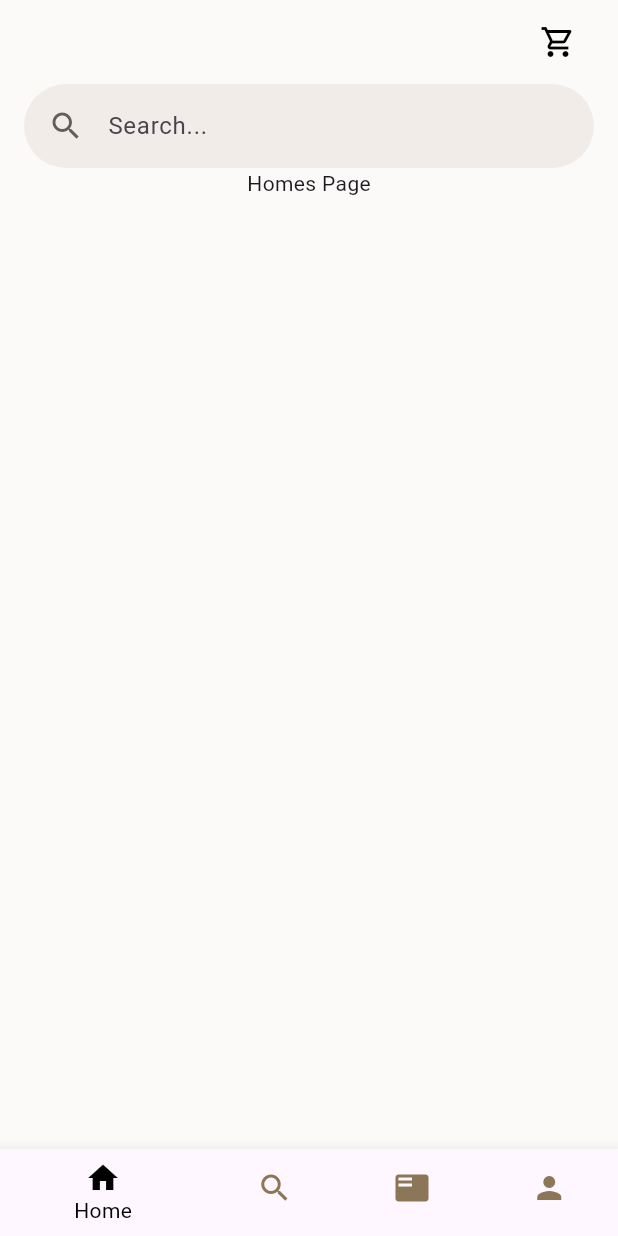
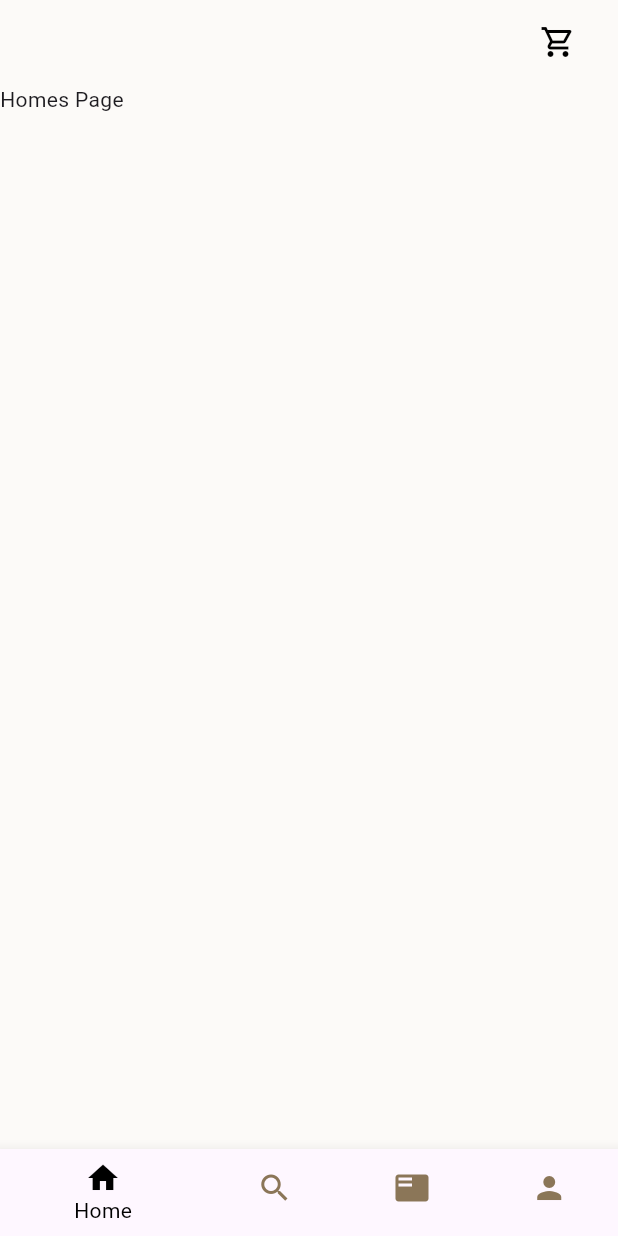
Before and after one commit to kavindus0/yummycakes, a Flutter app: the SignInOr screen opened directly, after a tap on "Sign In", on a phone screen of 412 x 824 dp. Run offline on Flutter 3.47's test engine with Material 3 defaults, Android fonts, the phone set to English and light mode, and no system bars; our stand-ins replace google_fonts.

Commit message:
ReDesign HomePage

```diff
--- a/lib/homePage/Home.dart
+++ b/lib/homePage/Home.dart
@@ -7,19 +7,6 @@ class HomeMain extends StatelessWidget {
   Widget build(BuildContext context) {
     return const Column(
       children: [
-        Padding(
-            padding: EdgeInsets.symmetric(horizontal: 16.0),
-            child: SearchBar(
-              hintText: ("Search..."),
-              leading: Padding(
-                padding: EdgeInsets.all(8.0),
-                child: Icon(Icons.search_outlined, color: Color(0xFF5F5F5F)),
-              ),
-              elevation: MaterialStatePropertyAll(0.0),
-              backgroundColor: MaterialStatePropertyAll(
-                Color(0xFFF1ECE8),
-              ),
-            )),
         Text('Homes Page'),
       ],
     );
```
